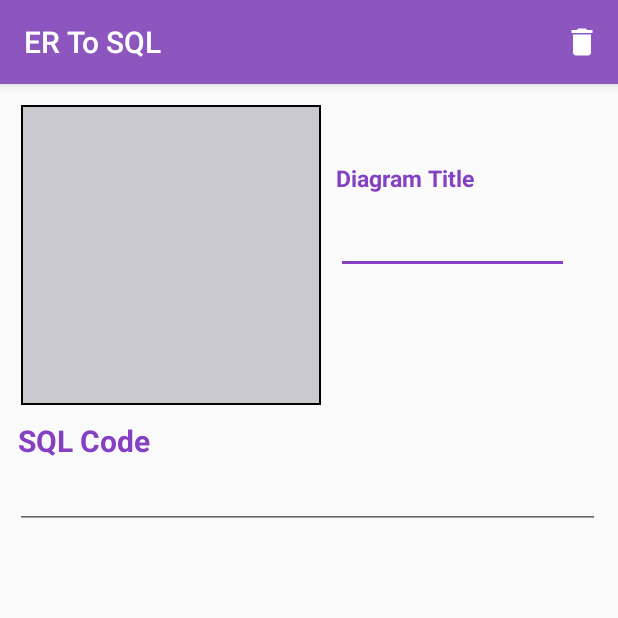
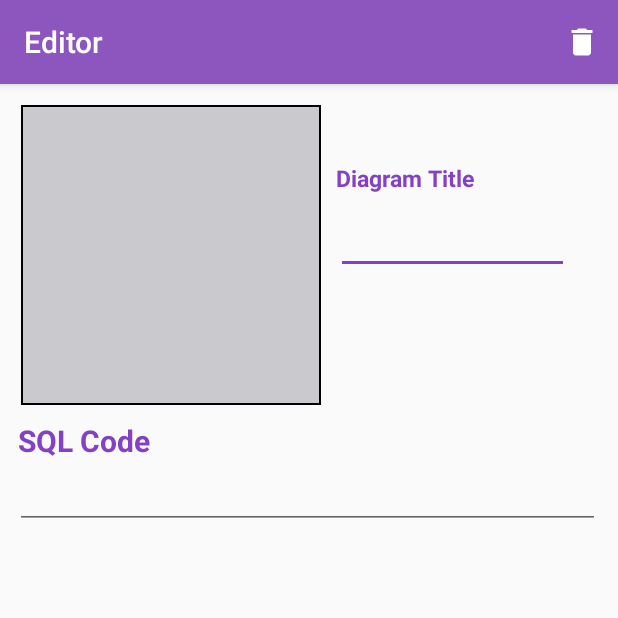
Before and after one commit to DavidIbrahim/ERToSQL, an Android app: the EditorActivity screen opened directly, with no data from a screen before it, on a phone screen of 412 x 824 dp, the top half of it. Run offline under Robolectric (Android 15) with nearby library versions, the phone set to English and light mode, and no system bars.

Commit message:
change titles for different screens

```diff
--- a/app/src/main/java/com/example/david/ertosql/EditorActivity.java
+++ b/app/src/main/java/com/example/david/ertosql/EditorActivity.java
@@ -10,24 +10,20 @@ import android.content.Loader;
 import android.database.Cursor;
 import android.graphics.Bitmap;
 import android.net.Uri;
+import android.os.Bundle;
 import android.support.v7.app.AppCompatActivity;
-import android.os.Bundle;
 import android.text.method.ScrollingMovementMethod;
-import android.util.Log;
 import android.view.Menu;
 import android.view.MenuItem;
 import android.view.View;
 import android.widget.Button;
 import android.widget.EditText;
 import android.widget.ImageView;
-import android.widget.Scroller;
 import android.widget.Toast;
 
 import com.example.david.ertosql.data.DbBitMapUtility;
 
-import java.io.IOException;
-
-import static com.example.david.ertosql.data.ERDiagramContract.*;
+import static com.example.david.ertosql.data.ERDiagramContract.ERDiagramEntry;
 
 public class EditorActivity extends AppCompatActivity implements
         LoaderManager.LoaderCallbacks<Cursor> {
@@ -53,6 +49,7 @@ public class EditorActivity extends AppCompatActivity implements
         Intent intent = getIntent();
         mCurrentPetUri = intent.getData();
         mParentActivity = intent.getStringExtra("ParentActivity");
+        setTitle("Editor");
         imageView = findViewById(R.id.image_view_editor);
         buttonSave = findViewById(R.id.button_save);
         buttonCancel = findViewById(R.id.button_cancel);
```
Also changed, not shown: app/src/main/java/com/example/david/ertosql/TakeDiagramPicActivity.java (+2 -8 lines).
